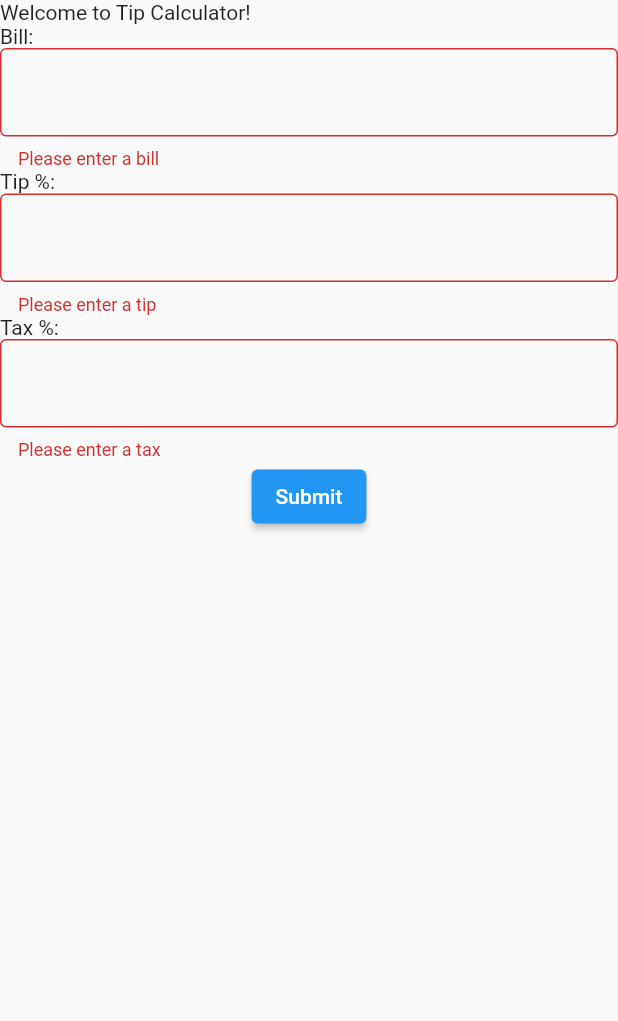
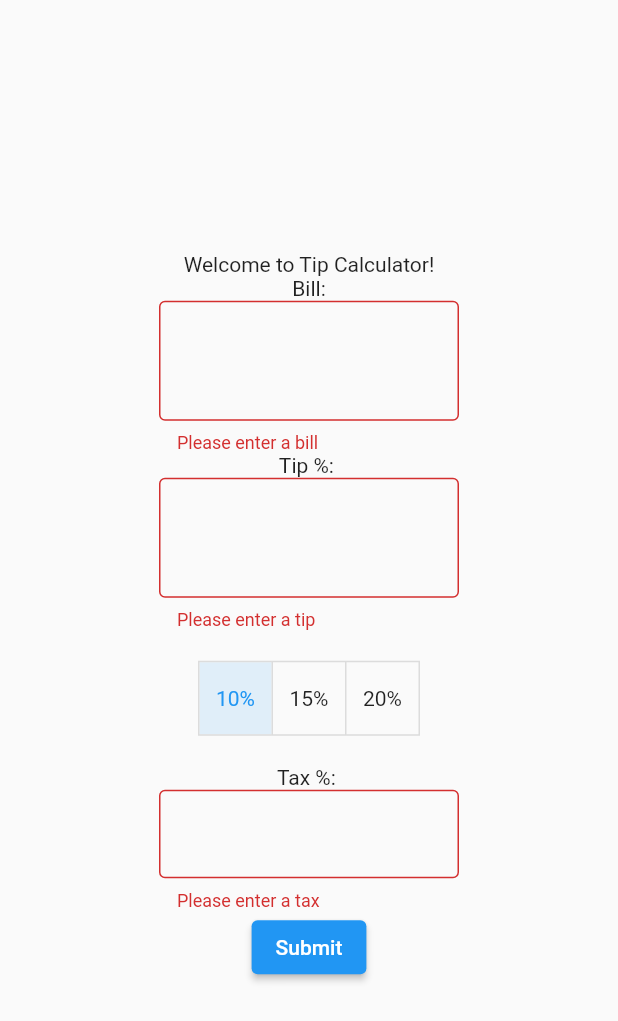
Before and after one commit to Bronx-Science/project-special-calculator-team-tip, a Flutter app: the screen it shows after launch, after a tap on "Submit", on a phone screen of 412 x 824 dp. Shown: the top 1021 px of the screen. Run offline on Flutter 3.47's test engine with Material 2 defaults, Android fonts, the phone set to English and light mode, and no system bars.

Commit message:
Update main.dart

```diff
--- a/tip_calculator/lib/main.dart
+++ b/tip_calculator/lib/main.dart
@@ -11,16 +11,20 @@ class MyApp extends StatefulWidget {
 
 class _MyAppState extends State<MyApp> {
   @override
+
+
   Widget build(BuildContext context) {
     return const MaterialApp(
       home: Scaffold(
         body: Center(
           child: Column(
-            crossAxisAlignment: CrossAxisAlignment.start,
+            mainAxisAlignment: MainAxisAlignment.center,
+            crossAxisAlignment: CrossAxisAlignment.center,
             children: [
               Text('Welcome to Tip Calculator!'),
               //Spacer(flex: 1),
               MyForm()
+              //placeholder widget
             ],
           ),
         )
@@ -46,52 +50,74 @@ class _MyFormState extends State<MyForm> {
   final billController = TextEditingController(); //Used to Retrive data inputted into text fields
   final tipController = TextEditingController();
   final taxController = TextEditingController();
+  List<bool> selection = [true, false, false];
+   String total = '0.00';
 
   @override
   Widget build(BuildContext context) {
     return Form(
       key: _formKey,
       child: Column(
-        crossAxisAlignment: CrossAxisAlignment.start,
+        mainAxisAlignment: MainAxisAlignment.center,
+        crossAxisAlignment: CrossAxisAlignment.center,
         children: <Widget> [
           const Text("Bill:"),
-          TextFormField(
+          SizedBox(
+            width: 200,
+            child: TextFormField(
               decoration: const InputDecoration(    //Adds a Border
                 border: OutlineInputBorder()
               ),
+              style: const TextStyle(fontSize: 20, height: 2, color:Colors.black),
               validator: (String? value) {            //Check if Field is Blank
-              if(value == null || value.isEmpty) {
+                if(value == null || value.isEmpty || double.tryParse(value) == null) {
                   return 'Please enter a bill';
                 }
                 return null;
               },
               controller: billController
             ),
+          ),
           const Text("Tip %: "),
-          TextFormField(
+          SizedBox(
+            width: 200,
+            child: TextFormField(
             decoration: const InputDecoration(    //Adds a Border
               border: OutlineInputBorder()
             ),
+            style: const TextStyle(fontSize: 20, height: 2, color:Colors.black),
             validator: (String? value) {            //Check if Field is Blank
-              if(value == null || value.isEmpty) {
+              if(value == null || value.isEmpty || double.tryParse(value) == null) {
                 return 'Please enter a tip';
               }
               return null;
             },
             controller: tipController
             ),
+          ),
+          Padding(
+            padding: const EdgeInsets.all(20),
+            child: ToggleButtons(
+            isSelected: selection,
+            onPressed: updateSelection,
+            children: const [Text('10%'), Text('15%'), Text('20%')],
+            ),
+          ),
           const Text("Tax %: "),
-          TextFormField(
+          SizedBox(
+            width: 200,
+            child: TextFormField(
               decoration: const InputDecoration(    //Adds a Border
                 border: OutlineInputBorder()
               ),
               validator: (String? value) {            //Check if Field is Blank
-              if(value == null || value.isEmpty) {
+                if(value == null || value.isEmpty || double.tryParse(value) == null) {
                   return 'Please enter a tax';
                 }
                 return null;
               },
               controller: taxController
+            ),
           ),
           Center(child:
             ElevatedButton(
@@ -100,9 +126,7 @@ class _MyFormState extends State<MyForm> {
                 // the form is invalid.
                 if (_formKey.currentState!.validate()) {
                 // Process data.
-                bill = double.parse(billController.text);
-                tipPercent = double.parse(tipController.text)/100;
-                taxPercent = double.parse(taxController.text)/100;
+                  calculateTotal();
                 }
                 print(bill);
                 print(tipPercent);
@@ -110,9 +134,42 @@ class _MyFormState extends State<MyForm> {
               },
               child: const Text('Submit'),
             )
-          )
-        ]
+          ),
+          if (total !='0.00') // Check if 'tip' is not '0.00' before displaying
+            Padding(
+              padding: const EdgeInsets.all(20),
+              child: Text(
+                total, // Show the '$' symbol here
+                style: const TextStyle(fontSize: 30),
+              ),
+            ),
+        ],
       )
     );
   }
+  void updateSelection(int selectedIndex) {
+    setState(() {
+      for (int i = 0; i < selection.length; i++) {
+        selection[i] = selectedIndex == i;
       }
+    });
+  }
+
+  void calculateTotal() {
+    final bill = double.parse(double.parse(billController.text).toStringAsPrecision(2));
+    if (tipController.text != null) {
+      final tipPercent = double.parse((double.parse(tipController.text)/100).toStringAsPrecision(2));
+    }
+    else {
+      final selectedIndex = selection.indexWhere((element) => element);
+      final tipPercent = [0.1, 0.15, 0.2][selectedIndex];
+    }
+    final taxPercent = double.parse((double.parse(taxController.text)/100).toStringAsPrecision(2));
+
+    final totalAmount = (bill + (bill * tipPercent) + (bill*taxPercent)).toStringAsFixed(2);
+
+    setState(() {
+      total = '\$$totalAmount';
+    });
+  }
+}
```
Lines whose indentation alone changed are shown as unchanged.
